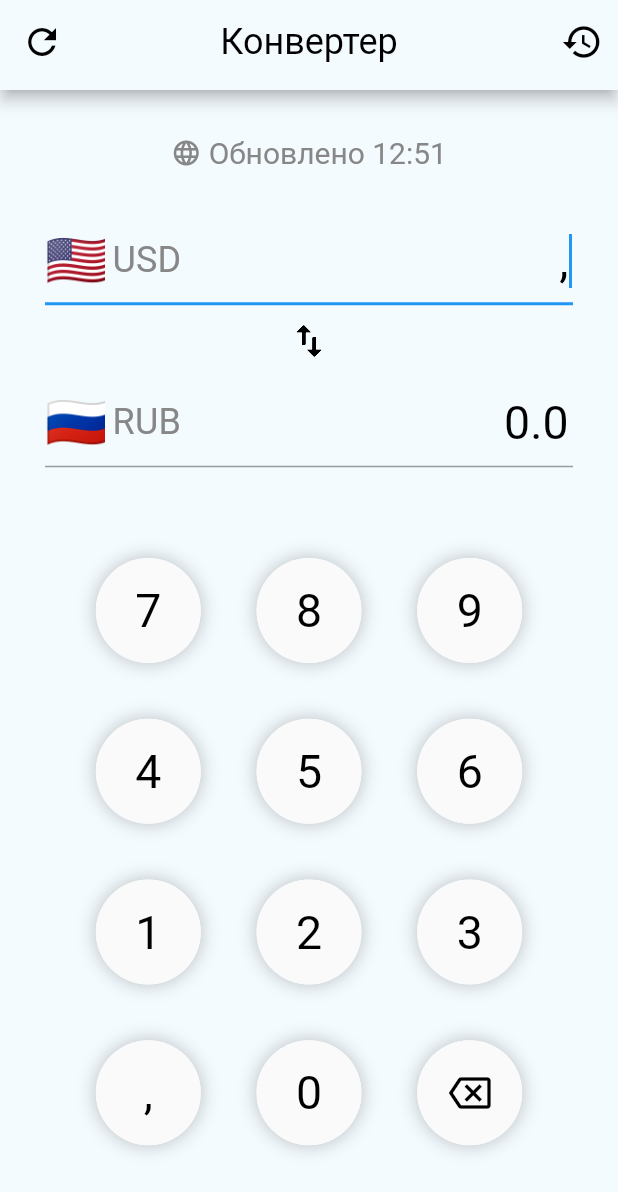
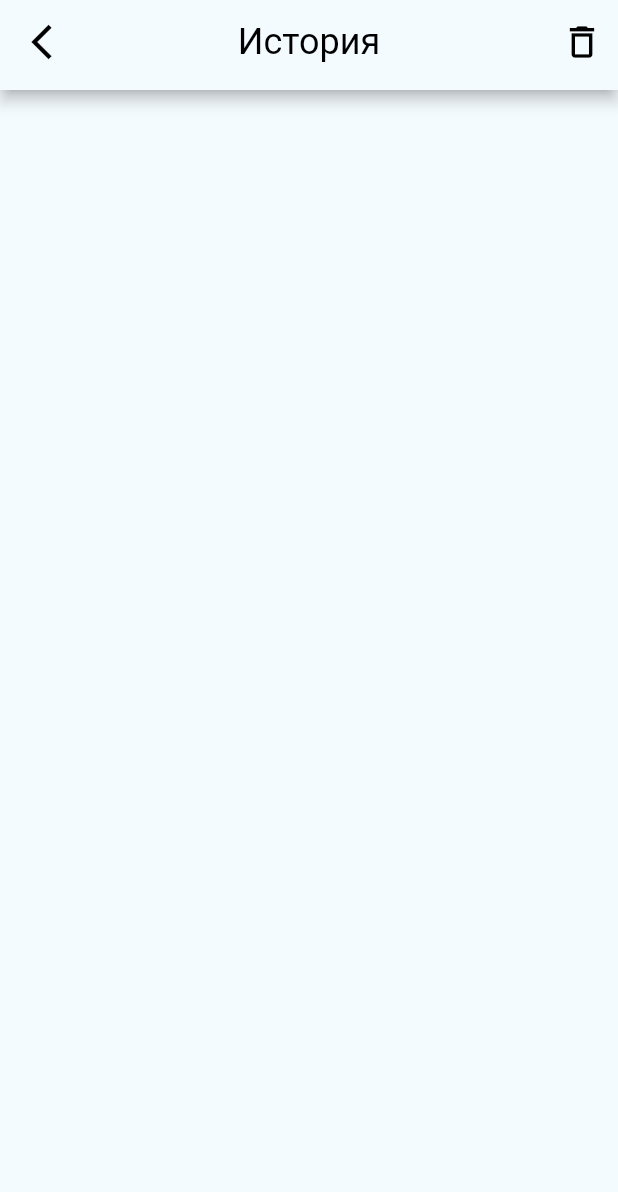
Before and after one commit to bytes7bytes7/currency_converter, a Flutter app: the screen it shows after launch, after a tap on the "history" icon, on a phone screen of 412 x 824 dp. Shown: the top 1192 px of the screen. Run offline on Flutter 3.47's test engine with Material 2 defaults, Android fonts, the phone set to English and light mode, and no system bars.

Commit message:
added formatter

```diff
--- a/lib/screens/convert_screen.dart
+++ b/lib/screens/convert_screen.dart
@@ -4,6 +4,8 @@ import '../widgets/number_panel.dart';
 import '../widgets/currency_input_field.dart';
 import '../models/currency.dart';
 import '../services/amount_text_input_formatter.dart';
+import 'history_screen.dart';
+import 'settings_screen.dart';
 
 class ConvertScreen extends StatelessWidget {
   ConvertScreen({
@@ -27,86 +29,52 @@ class ConvertScreen extends StatelessWidget {
     ),
   );
   final TextEditingController currencyController1 = TextEditingController();
-  final TextEditingController currencyController2 = TextEditingController();
+  final TextEditingController currencyController2 =
+      TextEditingController(text: '0');
   final ValueNotifier<TextEditingController> textNotifier =
       ValueNotifier(TextEditingController());
   final AmountTextInputFormatter _formatter = AmountTextInputFormatter();
 
   void changeValue(String action) {
     if (action == 'erase') {
-      String oldText = textNotifier.value.text;
-      if (oldText.isNotEmpty) {
-        String newText = oldText.substring(0, oldText.length - 1);
-        TextEditingValue value = _formatter.formatEditUpdate(
-          TextEditingValue(
-              text: oldText, selection: textNotifier.value.selection),
-          TextEditingValue(text: newText),
-        );
-        textNotifier.value.text = value.text;
+      if (textNotifier.value.selection.end != 0 &&
+          textNotifier.value.text.isNotEmpty) {
+        final tmp = textNotifier.value.text.split('');
+        if (textNotifier.value.selection.end == -1) {
+          tmp.removeAt(textNotifier.value.text.length - 1);
+        } else {
+          tmp.removeAt(textNotifier.value.selection.end - 1);
+        }
+        textNotifier.value.text = tmp.join('');
       }
     } else {
-      print(textNotifier.value.selection.extentOffset);
-      String newText = textNotifier.value.text;
-      final tmp = newText.split('');
-      tmp.insert(
-          textNotifier.value.selection.end != -1
-              ? textNotifier.value.selection.end
-              : textNotifier.value.text.length,
-          action);
-      newText = tmp.join('');
-      TextEditingValue value = _formatter.formatEditUpdate(
-        TextEditingValue(
-          text: textNotifier.value.text,
-          selection: textNotifier.value.selection,
-        ),
-        TextEditingValue(
-          text: newText,
-          selection: textNotifier.value.selection.copyWith(
-            baseOffset: textNotifier.value.selection.extentOffset + 1,
-            extentOffset: textNotifier.value.selection.extentOffset + 1,
-          ),
+      TextEditingValue oldValue = textNotifier.value.value;
+      final tmp = textNotifier.value.text.split('');
+      if (textNotifier.value.selection.end == -1) {
+        tmp.insert(textNotifier.value.text.length, action);
+      } else {
+        tmp.insert(textNotifier.value.selection.end, action);
+      }
+      int offset;
+      if (textNotifier.value.selection.end == -1) {
+        offset = -1;
+      } else {
+        offset = textNotifier.value.selection.end + 1;
+      }
+      TextEditingValue newValue = TextEditingValue(
+        text: tmp.join(''),
+        selection: TextSelection(
+          baseOffset: offset,
+          extentOffset: offset,
         ),
       );
-      textNotifier.value.text = value.text;
-    }
-    if (textNotifier.value == currencyController1) {
-      String curr1Text = currencyController1.text;
-      if (currencyController1.text.endsWith(',')) {
-        curr1Text = currencyController1.text
-            .substring(0, currencyController1.text.length - 1);
-      }
-      curr1Text = curr1Text.replaceAll(',', '').replaceAll(' ', '');
-      if(curr1Text.isEmpty){
-        curr1Text = '0';
-      }
-      currencyController2.text = (double.parse(curr1Text) *
-              currencyNotifier2.value.rate! /
-              currencyNotifier1.value.rate!)
-          .toString();
-      if (currencyController2.text.isEmpty) {
-        currencyController2.text = '0';
-      }
-    } else {
-      String curr2Text = currencyController2.text;
-      if (currencyController2.text.endsWith(',')) {
-        curr2Text = currencyController2.text
-            .substring(0, currencyController2.text.length - 1);
-      }
-      curr2Text = curr2Text.replaceAll(',', '').replaceAll(' ', '');
-      if(curr2Text.isEmpty){
-        curr2Text = '0';
-      }
-      currencyController1.text = (double.parse(curr2Text) *
-              currencyNotifier1.value.rate! /
-              currencyNotifier2.value.rate!)
-          .toString();
-      if (currencyController1.text.isEmpty) {
-        currencyController1.text = '0';
-      }
+      textNotifier.value.value = _formatter.formatEditUpdate(oldValue, newValue);
     }
   }
 
   void clearField() {
+    currencyController1.text = '0';
+    currencyController2.text = '0';
     textNotifier.value.text = '';
   }
 
@@ -125,7 +93,10 @@ class ConvertScreen extends StatelessWidget {
                 const Spacer(
                   flex: 1,
                 ),
-                Row(
+                RawMaterialButton(
+                  splashColor:
+                      Theme.of(context).disabledColor.withOpacity(0.25),
+                  child: Row(
                     mainAxisAlignment: MainAxisAlignment.center,
                     children: [
                       Icon(
@@ -139,6 +110,8 @@ class ConvertScreen extends StatelessWidget {
                         style: Theme.of(context).textTheme.subtitle1,
                       ),
                     ],
+                  ),
+                  onPressed: () {},
                 ),
                 const Spacer(
                   flex: 1,
@@ -154,7 +127,8 @@ class ConvertScreen extends StatelessWidget {
                     color: Theme.of(context).focusColor,
                     size: 28.0,
                   ),
-                  splashColor: Theme.of(context).disabledColor,
+                  splashColor:
+                      Theme.of(context).disabledColor.withOpacity(0.25),
                   splashRadius: 22.0,
                   onPressed: () {
                     final String text = currencyController1.text;
@@ -204,13 +178,19 @@ class _AppBar extends StatelessWidget implements PreferredSizeWidget {
       backgroundColor: Theme.of(context).scaffoldBackgroundColor,
       leading: IconButton(
         icon: Icon(
-          Icons.refresh_outlined,
+          Icons.settings_outlined,
           size: 28.0,
           color: Theme.of(context).focusColor,
         ),
-        splashColor: Theme.of(context).disabledColor,
+        splashColor: Theme.of(context).disabledColor.withOpacity(0.25),
         splashRadius: 22.0,
-        onPressed: () {},
+        onPressed: () {
+          Navigator.of(context).push(
+            MaterialPageRoute(
+              builder: (context) => const SettingsScreen(),
+            ),
+          );
+        },
       ),
       centerTitle: true,
       title: Text(
@@ -224,9 +204,15 @@ class _AppBar extends StatelessWidget implements PreferredSizeWidget {
             size: 28.0,
             color: Theme.of(context).focusColor,
           ),
-          splashColor: Theme.of(context).disabledColor,
+          splashColor: Theme.of(context).disabledColor.withOpacity(0.25),
           splashRadius: 22.0,
-          onPressed: () {},
+          onPressed: () {
+            Navigator.of(context).push(
+              MaterialPageRoute(
+                builder: (context) => const HistoryScreen(),
+              ),
+            );
+          },
         ),
       ],
     );
--- /dev/null
+++ b/lib/screens/history_screen.dart
@@ -0,0 +1,59 @@
+import 'package:flutter/material.dart';
+
+class HistoryScreen extends StatelessWidget {
+  const HistoryScreen({
+    Key? key,
+  }) : super(key: key);
+
+  @override
+  Widget build(BuildContext context) {
+    return const Scaffold(
+      appBar: _AppBar(),
+    );
+  }
+}
+
+class _AppBar extends StatelessWidget implements PreferredSizeWidget {
+  const _AppBar({
+    Key? key,
+  }) : super(key: key);
+
+  @override
+  Size get preferredSize => const Size.fromHeight(60.0);
+
+  @override
+  Widget build(BuildContext context) {
+    return AppBar(
+      backgroundColor: Theme.of(context).scaffoldBackgroundColor,
+      leading: IconButton(
+        icon: Icon(
+          Icons.arrow_back_ios_outlined,
+          size: 28.0,
+          color: Theme.of(context).focusColor,
+        ),
+        splashColor: Theme.of(context).disabledColor.withOpacity(0.25),
+        splashRadius: 22.0,
+        onPressed: () {
+          Navigator.pop(context);
+        },
+      ),
+      centerTitle: true,
+      title: Text(
+        'История',
+        style: Theme.of(context).textTheme.headline1,
+      ),
+      actions: [
+        IconButton(
+          icon: Icon(
+            Icons.delete_outline_outlined,
+            size: 28.0,
+            color: Theme.of(context).focusColor,
+          ),
+          splashColor: Theme.of(context).disabledColor.withOpacity(0.25),
+          splashRadius: 22.0,
+          onPressed: () {},
+        ),
+      ],
+    );
+  }
+}
--- /dev/null
+++ b/lib/screens/settings_screen.dart
@@ -0,0 +1,47 @@
+import 'package:flutter/material.dart';
+
+class SettingsScreen extends StatelessWidget {
+  const SettingsScreen({
+    Key? key,
+  }) : super(key: key);
+
+  @override
+  Widget build(BuildContext context) {
+    return const Scaffold(
+      appBar: _AppBar(),
+    );
+  }
+}
+
+class _AppBar extends StatelessWidget implements PreferredSizeWidget {
+  const _AppBar({
+    Key? key,
+  }) : super(key: key);
+
+  @override
+  Size get preferredSize => const Size.fromHeight(60.0);
+
+  @override
+  Widget build(BuildContext context) {
+    return AppBar(
+      backgroundColor: Theme.of(context).scaffoldBackgroundColor,
+      leading: IconButton(
+        icon: Icon(
+          Icons.arrow_back_ios_outlined,
+          size: 28.0,
+          color: Theme.of(context).focusColor,
+        ),
+        splashColor: Theme.of(context).disabledColor.withOpacity(0.25),
+        splashRadius: 22.0,
+        onPressed: () {
+          Navigator.pop(context);
+        },
+      ),
+      centerTitle: true,
+      title: Text(
+        'Настройки',
+        style: Theme.of(context).textTheme.headline1,
+      ),
+    );
+  }
+}
--- a/lib/services/amount_text_input_formatter.dart
+++ b/lib/services/amount_text_input_formatter.dart
@@ -22,6 +22,7 @@ class AmountTextInputFormatter extends TextInputFormatter {
       TextEditingValue oldValue, TextEditingValue newValue) {
     String formattedValue = '';
     int cursorPosition = newValue.selection.end;
+    print(cursorPosition);
 
     // TODO: I can add condition to check if a space has been deleted
 
--- a/lib/widgets/circle_button.dart
+++ b/lib/widgets/circle_button.dart
@@ -25,8 +25,8 @@ class CircleButton extends StatelessWidget {
         boxShadow: [
           BoxShadow(
             color: Theme.of(context).focusColor.withOpacity(0.25),
-            offset: const Offset(0, 0),
-            blurRadius: 10,
+            offset: const Offset(3, 3),
+            blurRadius: 5,
             spreadRadius: 0,
           ),
         ],
@@ -34,12 +34,12 @@ class CircleButton extends StatelessWidget {
       child: ClipOval(
         child: Material(
           child: InkWell(
-            splashColor: Theme.of(context).disabledColor,
+            splashColor: Theme.of(context).disabledColor.withOpacity(0.25),
             onTap: () {
               onTap();
             },
             onLongPress: () {
-              if(data=='erase'){
+              if (data == 'erase') {
                 onLongPress();
               }
             },
--- a/lib/widgets/currency_input_field.dart
+++ b/lib/widgets/currency_input_field.dart
@@ -29,6 +29,7 @@ class CurrencyInputField extends StatelessWidget {
       decoration: InputDecoration(
         prefixIcon: RawMaterialButton(
           onPressed: () {},
+          splashColor: Theme.of(context).disabledColor,
           child: SizedBox(
             width: 100,
             height: 40,
--- a/pubspec.yaml
+++ b/pubspec.yaml
@@ -35,6 +35,7 @@ dependencies:
   # Use with the CupertinoIcons class for iOS style icons.
   cupertino_icons: ^1.0.2
   country_icons: ^2.0.2
+  currency_text_input_formatter: ^2.1.0
 
 dev_dependencies:
   flutter_test:
```
Also changed, not shown: pubspec.lock. Lines whose indentation alone changed are shown as unchanged.
